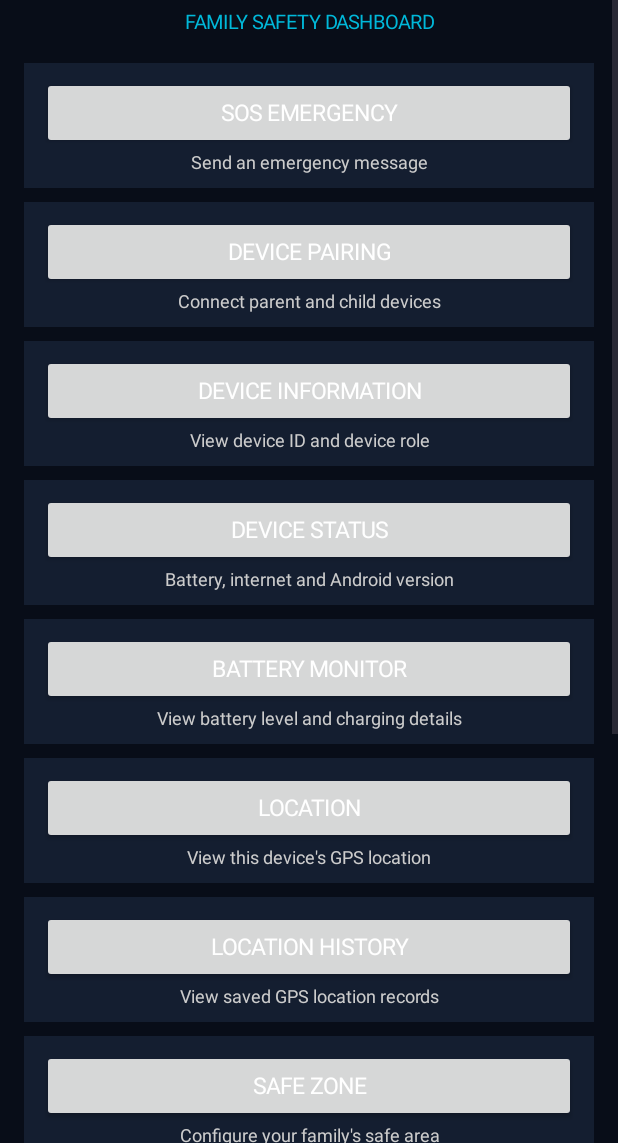
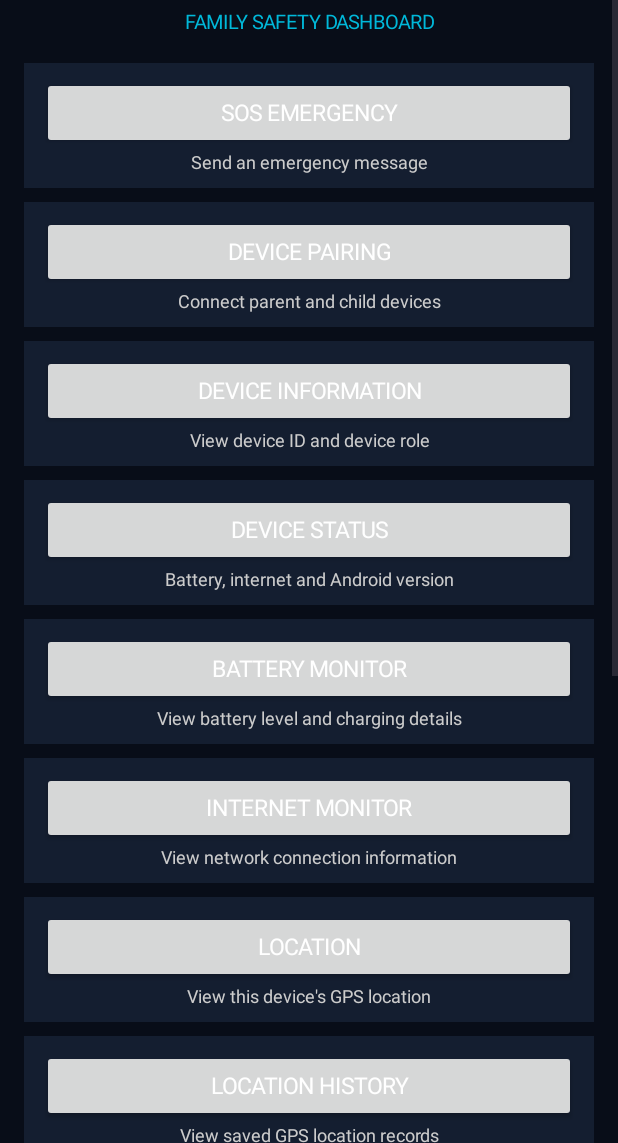
Before and after one commit to exprawdev/Hero, an Android app: the DashboardActivity screen opened directly, with no data from a screen before it, on a phone screen of 412 x 824 dp, the part 93-1236 px from its top. Run offline under Robolectric (Android 15) with nearby library versions, the phone set to English and light mode, and no system bars.

Commit message:
Update DashboardActivity.kt

```diff
--- a/app/src/main/java/com/exprawdev/hero/DashboardActivity.kt
+++ b/app/src/main/java/com/exprawdev/hero/DashboardActivity.kt
@@ -1,4 +1,3 @@
-
 package com.exprawdev.hero
 
 import android.app.Activity
@@ -67,6 +66,10 @@ class DashboardActivity : Activity() {
 
         addDashboardButton(root, "BATTERY MONITOR", "View battery level and charging details") {
             startActivity(Intent(this, BatteryMonitorActivity::class.java))
+        }
+
+        addDashboardButton(root, "INTERNET MONITOR", "View network connection information") {
+            startActivity(Intent(this, InternetConnectionActivity::class.java))
         }
 
         addDashboardButton(root, "LOCATION", "View this device's GPS location") {
```
